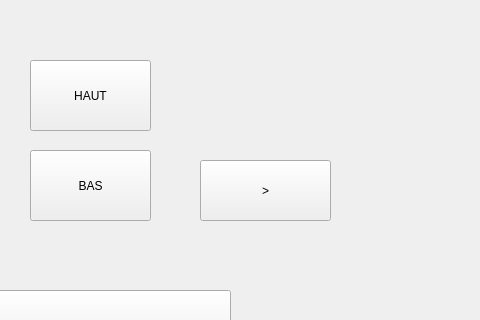
Above: wifibot/mainwindow.ui from AnisseO/WifiBot before the change; both pictures show x 320 to 800 and y 0 to 320 of the 800 by 600 pixel window. Below: the same form after it.
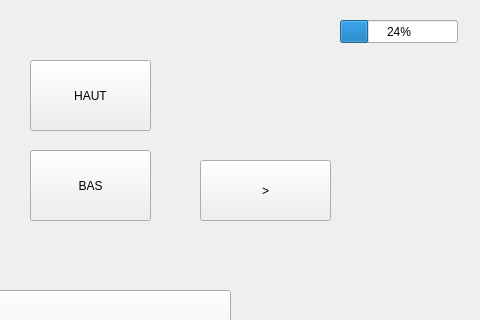
That is the form after the change.

```diff
--- a/wifibot/mainwindow.ui
+++ b/wifibot/mainwindow.ui
@@ -105,6 +105,19 @@
      <string>STOP</string>
     </property>
    </widget>
+   <widget class="QProgressBar" name="Batterie">
+    <property name="geometry">
+     <rect>
+      <x>660</x>
+      <y>20</y>
+      <width>118</width>
+      <height>23</height>
+     </rect>
+    </property>
+    <property name="value">
+     <number>24</number>
+    </property>
+   </widget>
   </widget>
   <widget class="QMenuBar" name="menubar">
    <property name="geometry">
```
